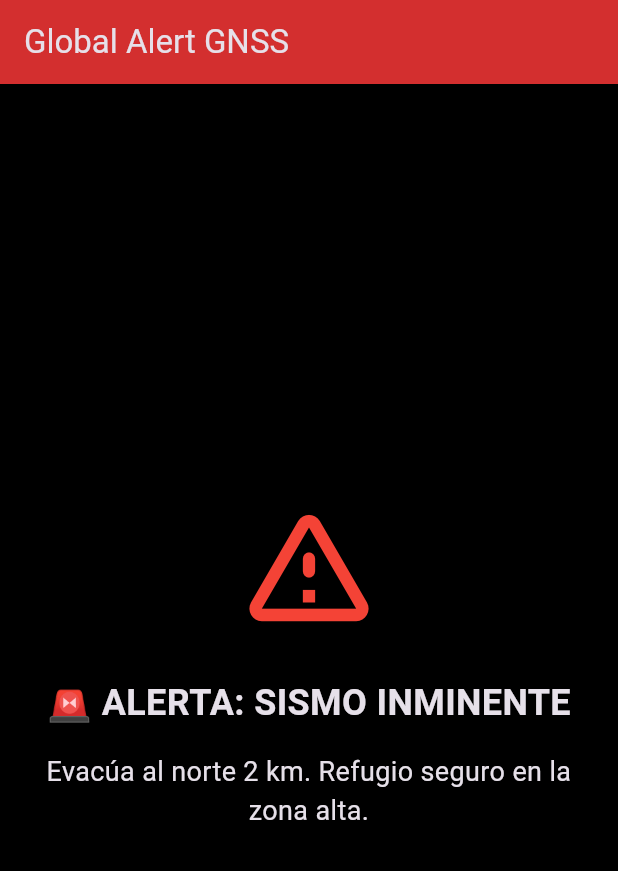
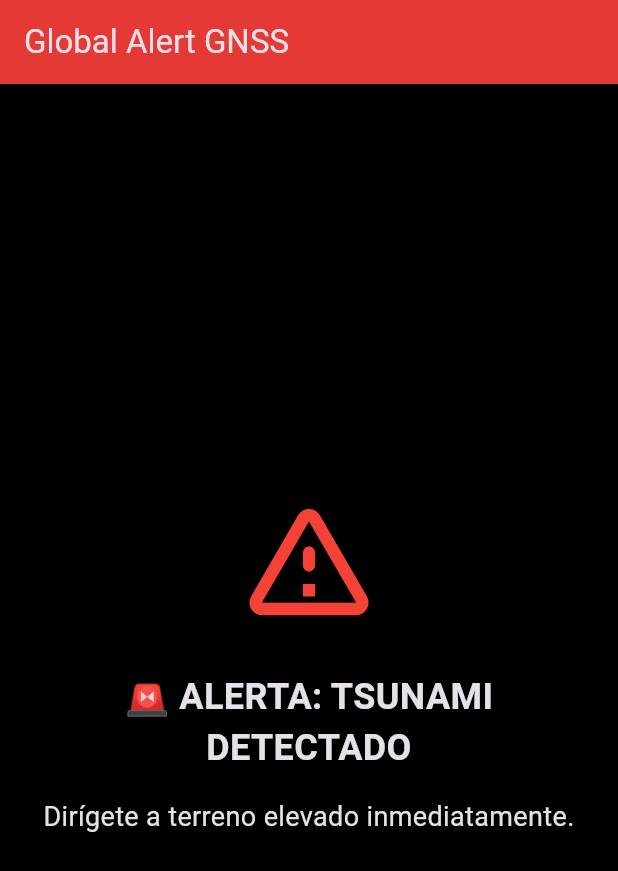
Before and after one commit to Jejid/Global_Alert_GNSS, a Flutter app: the screen it shows after launch, on a phone screen of 412 x 824 dp. Shown: the top 871 px of the screen. Run offline on Flutter 3.47's test engine with Material 3 defaults, Android fonts, the phone set to English and light mode, and no system bars.

Commit message:
base json reading

```diff
--- /dev/null
+++ b/assets/alerts.json
@@ -0,0 +1,14 @@
+[
+  {
+    "title": "🚨 ALERTA: SISMO INMINENTE",
+    "message": "Evacúa al norte 2 km. Refugio seguro en la zona alta."
+  },
+  {
+    "title": "🚨 ALERTA: TSUNAMI DETECTADO",
+    "message": "Dirígete a terreno elevado inmediatamente."
+  },
+  {
+    "title": "⚠️ MENSAJE DE RESCATE",
+    "message": "Quédate en tu ubicación. El equipo está en camino."
+  }
+]
--- a/lib/main.dart
+++ b/lib/main.dart
@@ -1,4 +1,9 @@
 import 'package:flutter/material.dart';
+import 'package:flutter/services.dart';
+import 'dart:convert';
+import 'dart:math';
+import '../models/alert_message.dart';
+
 
 void main() {
   runApp(const GlobalAlertGNSSApp());
@@ -21,32 +26,63 @@ class GlobalAlertGNSSApp extends StatelessWidget {
   }
 }
 
-class HomeScreen extends StatelessWidget {
+class HomeScreen extends StatefulWidget {
   const HomeScreen({super.key});
 
   @override
+  State<HomeScreen> createState() => _HomeScreenState();
+}
+
+class _HomeScreenState extends State<HomeScreen> {
+  AlertMessage? _alert;
+
+  @override
+  void initState() {
+    super.initState();
+    _loadAlert();
+  }
+
+  Future<void> _loadAlert() async {
+    final String response = await rootBundle.loadString('assets/alerts.json');
+    final List<dynamic> data = jsonDecode(response);
+    final alerts = data.map((json) => AlertMessage.fromJson(json)).toList();
+
+    //final randomAlert = alerts[2];
+    final randomAlert = alerts[Random().nextInt(alerts.length)];
+    setState(() {
+      _alert = randomAlert;
+    });
+  }
+
+  @override
   Widget build(BuildContext context) {
+    if (_alert == null) {
+      return const Scaffold(
+        body: Center(child: CircularProgressIndicator()),
+      );
+    }
+
     return Scaffold(
       appBar: AppBar(
         title: const Text('Global Alert GNSS'),
-        backgroundColor: Colors.red[700],
+        backgroundColor: Colors.red[600],
       ),
       body: Padding(
         padding: const EdgeInsets.all(24.0),
         child: Column(
           mainAxisAlignment: MainAxisAlignment.center,
-          children: const [
-            Icon(Icons.warning_amber_rounded, size: 100, color: Colors.red),
-            SizedBox(height: 25),
+          children: [
+            const Icon(Icons.warning_amber_rounded, size: 100, color: Colors.red),
+            const SizedBox(height: 25),
             Text(
-              '🚨 ALERTA: SISMO INMINENTE',
-              style: TextStyle(fontSize: 24, fontWeight: FontWeight.bold),
+              _alert!.title,
+              style: const TextStyle(fontSize: 24, fontWeight: FontWeight.bold),
               textAlign: TextAlign.center,
             ),
-            SizedBox(height: 16),
+            const SizedBox(height: 16),
             Text(
-              'Evacúa al norte 2 km. Refugio seguro en la zona alta.',
-              style: TextStyle(fontSize: 18),
+              _alert!.message,
+              style: const TextStyle(fontSize: 18),
               textAlign: TextAlign.center,
             ),
           ],
--- /dev/null
+++ b/lib/models/alert_message.dart
@@ -0,0 +1,13 @@
+class AlertMessage {
+  final String title;
+  final String message;
+
+  AlertMessage({required this.title, required this.message});
+
+  factory AlertMessage.fromJson(Map<String, dynamic> json) {
+    return AlertMessage(
+      title: json['title'],
+      message: json['message'],
+    );
+  }
+}
--- a/pubspec.yaml
+++ b/pubspec.yaml
@@ -58,7 +58,8 @@ flutter:
   uses-material-design: true
 
   # To add assets to your application, add an assets section, like this:
-  # assets:
+  assets:
+    - assets/alerts.json
   #   - images/a_dot_burr.jpeg
   #   - images/a_dot_ham.jpeg
 
```
Also changed, not shown: 1 other file.
